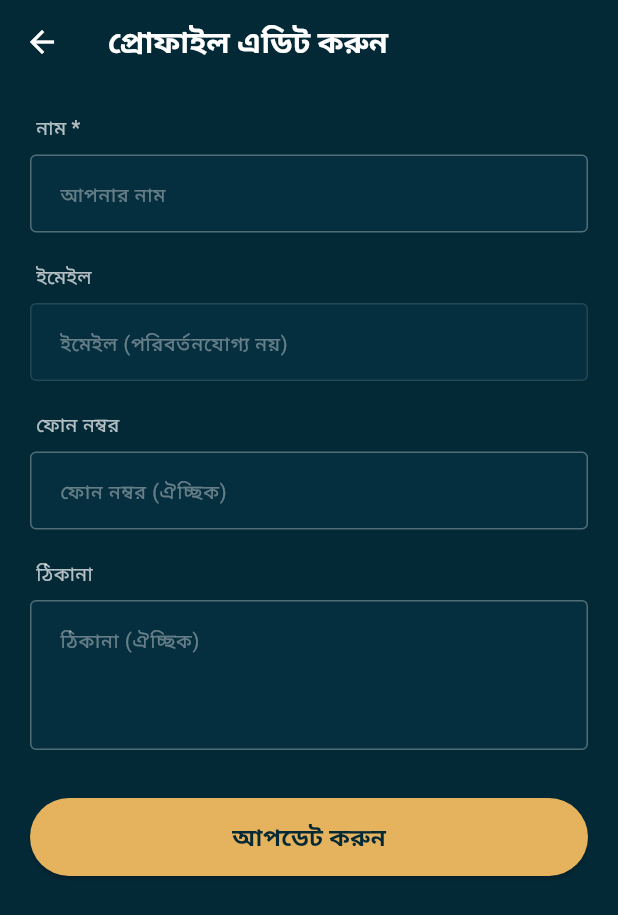
After one commit to m1mridul/junction, a Flutter app: the screen it shows once a user with an empty profile is signed in, item 4 of the bottom bar chosen, after a tap on the "edit" icon, on a phone screen of 412 x 824 dp. The commit adds this screen. Shown: the top 915 px of the screen. Run offline on Flutter 3.47's test engine with Material 3 defaults, Android fonts, the phone set to English and light mode, and no system bars; our stand-ins replace flutter_dotenv, supabase_flutter; accounts and stored records are empty.

Commit message:
home screen updating

```diff
--- /dev/null
+++ b/lib/screens/edit_profile_screen.dart
@@ -0,0 +1,174 @@
+import 'package:flutter/material.dart';
+import '../services/profile_service.dart';
+
+class EditProfileScreen extends StatefulWidget {
+  final Map<String, dynamic> profileData;
+
+  const EditProfileScreen({super.key, required this.profileData});
+
+  @override
+  State<EditProfileScreen> createState() => _EditProfileScreenState();
+}
+
+class _EditProfileScreenState extends State<EditProfileScreen> {
+  final _profileService = ProfileService();
+  final _formKey = GlobalKey<FormState>();
+
+  late TextEditingController _nameController;
+  late TextEditingController _phoneController;
+  late TextEditingController _addressController;
+
+  bool _isSaving = false;
+
+  @override
+  void initState() {
+    super.initState();
+    _nameController = TextEditingController(text: widget.profileData['full_name'] ?? '');
+    _phoneController = TextEditingController(text: widget.profileData['phone'] ?? '');
+    _addressController = TextEditingController(text: widget.profileData['address'] ?? '');
+  }
+
+  @override
+  void dispose() {
+    _nameController.dispose();
+    _phoneController.dispose();
+    _addressController.dispose();
+    super.dispose();
+  }
+
+  Future<void> _updateProfile() async {
+    if (!_formKey.currentState!.validate()) return;
+
+    setState(() => _isSaving = true);
+
+    try {
+      await _profileService.updateProfile(
+        fullName: _nameController.text.trim(),
+        phone: _phoneController.text.trim(),
+        address: _addressController.text.trim(),
+      );
+
+      if (mounted) {
+        ScaffoldMessenger.of(context).showSnackBar(
+          const SnackBar(content: Text('প্রোফাইল সফলভাবে আপডেট হয়েছে')),
+        );
+        Navigator.pop(context, true);
+      }
+    } catch (e) {
+      if (mounted) {
+        ScaffoldMessenger.of(context).showSnackBar(
+          SnackBar(content: Text('আপডেট ব্যর্থ: $e')),
+        );
+      }
+    } finally {
+      if (mounted) setState(() => _isSaving = false);
+    }
+  }
+
+  @override
+  Widget build(BuildContext context) {
+    return Scaffold(
+      appBar: AppBar(
+        title: const Text('প্রোফাইল এডিট করুন'),
+      ),
+      body: Form(
+        key: _formKey,
+        child: SingleChildScrollView(
+          padding: const EdgeInsets.all(20),
+          child: Column(
+            crossAxisAlignment: CrossAxisAlignment.stretch,
+            children: [
+              // নাম
+              _buildSectionLabel('নাম *'),
+              TextFormField(
+                controller: _nameController,
+                style: const TextStyle(color: Colors.white),
+                decoration: _inputDecoration('আপনার নাম'),
+                validator: (val) => val == null || val.trim().isEmpty
+                    ? 'আপনার নাম লিখুন'
+                    : null,
+              ),
+              const SizedBox(height: 20),
+
+              // ইমেইল (রিড-অনলি, কারণ ইমেইল পরিবর্তন করা যায় না)
+              _buildSectionLabel('ইমেইল'),
+              TextFormField(
+                initialValue: widget.profileData['email'] ?? '',
+                enabled: false,
+                style: const TextStyle(color: Colors.white54),
+                decoration: _inputDecoration('ইমেইল (পরিবর্তনযোগ্য নয়)'),
+              ),
+              const SizedBox(height: 20),
+
+              // ফোন
+              _buildSectionLabel('ফোন নম্বর'),
+              TextFormField(
+                controller: _phoneController,
+                keyboardType: TextInputType.phone,
+                style: const TextStyle(color: Colors.white),
+                decoration: _inputDecoration('ফোন নম্বর (ঐচ্ছিক)'),
+              ),
+              const SizedBox(height: 20),
+
+              // ঠিকানা
+              _buildSectionLabel('ঠিকানা'),
+              TextFormField(
+                controller: _addressController,
+                maxLines: 3,
+                style: const TextStyle(color: Colors.white),
+                decoration: _inputDecoration('ঠিকানা (ঐচ্ছিক)'),
+              ),
+              const SizedBox(height: 32),
+
+              // আপডেট বাটন
+              SizedBox(
+                height: 52,
+                child: ElevatedButton(
+                  style: ElevatedButton.styleFrom(
+                    backgroundColor: const Color(0xFFE5B25D),
+                    foregroundColor: const Color(0xFF032836),
+                    shape: RoundedRectangleBorder(
+                      borderRadius: BorderRadius.circular(26),
+                    ),
+                  ),
+                  onPressed: _isSaving ? null : _updateProfile,
+                  child: _isSaving
+                      ? const SizedBox(
+                          height: 22, width: 22,
+                          child: CircularProgressIndicator(strokeWidth: 2, color: Color(0xFF032836)),
+                        )
+                      : const Text(
+                          'আপডেট করুন',
+                          style: TextStyle(fontWeight: FontWeight.bold, fontSize: 16),
+                        ),
+                ),
+              ),
+            ],
+          ),
+        ),
+      ),
+    );
+  }
+
+  Widget _buildSectionLabel(String label) {
+    return Padding(
+      padding: const EdgeInsets.only(bottom: 8, left: 4),
+      child: Text(
+        label,
+        style: const TextStyle(color: Colors.white70, fontSize: 13, fontWeight: FontWeight.w500),
+      ),
+    );
+  }
+
+  InputDecoration _inputDecoration(String hint) {
+    return InputDecoration(
+      hintText: hint,
+      hintStyle: const TextStyle(color: Colors.white38, fontSize: 13),
+      enabledBorder: const OutlineInputBorder(borderSide: BorderSide(color: Colors.white30)),
+      focusedBorder: const OutlineInputBorder(borderSide: BorderSide(color: Color(0xFFE5B25D))),
+      disabledBorder: const OutlineInputBorder(borderSide: BorderSide(color: Colors.white12)),
+      errorBorder: const OutlineInputBorder(borderSide: BorderSide(color: Colors.redAccent)),
+      focusedErrorBorder: const OutlineInputBorder(borderSide: BorderSide(color: Colors.redAccent)),
+    );
+  }
+}
--- a/lib/screens/home_screen.dart
+++ b/lib/screens/home_screen.dart
@@ -33,7 +33,7 @@ class _HomeScreenState extends State<HomeScreen> {
   }
 
   Future<void> _fetchStats() async {
-    if (!mounted) return; // ✅ প্রথমে চেক
+    if (!mounted) return;
     setState(() => _isLoading = true);
     try {
       final userId = _supabase.auth.currentUser?.id;
@@ -78,7 +78,6 @@ class _HomeScreenState extends State<HomeScreen> {
             .eq('status', 'Appealed');
 
         if (mounted) {
-          // ✅ await এর পরে চেক
           setState(() {
             _clientCount = (clientsResp as List).length;
             _activeCases = (activeResp as List).length;
@@ -100,10 +99,7 @@ class _HomeScreenState extends State<HomeScreen> {
     } catch (e) {
       debugPrint("Error fetching dashboard stats: $e");
     } finally {
-      if (mounted) {
-        // ✅ finally-তেও চেক
-        setState(() => _isLoading = false);
-      }
+      if (mounted) setState(() => _isLoading = false);
     }
   }
 
@@ -120,7 +116,6 @@ class _HomeScreenState extends State<HomeScreen> {
             .limit(3);
 
         if (mounted) {
-          // ✅ await এর পরে চেক
           setState(() {
             _recentCases = List<Map<String, dynamic>>.from(resp);
           });
@@ -229,14 +224,6 @@ class _HomeScreenState extends State<HomeScreen> {
     return Scaffold(
       appBar: AppBar(
         title: const Text('Law Junction'),
-        actions: [
-          IconButton(
-            icon: const Icon(Icons.logout, color: Color(0xFFE5B25D)),
-            onPressed: () async {
-              await _supabase.auth.signOut();
-            },
-          ),
-        ],
       ),
       body: _isLoading
           ? const Center(
@@ -351,6 +338,45 @@ class _HomeScreenState extends State<HomeScreen> {
     );
   }
 
+  Widget _buildStatCard({
+    required String title,
+    required String count,
+    required IconData icon,
+    required Color color,
+  }) {
+    return Container(
+      padding: const EdgeInsets.all(16),
+      decoration: BoxDecoration(
+        color: const Color(0xFF0F2C3E),
+        borderRadius: BorderRadius.circular(16),
+        border: Border.all(color: Colors.white12),
+      ),
+      child: Column(
+        crossAxisAlignment: CrossAxisAlignment.start,
+        children: [
+          CircleAvatar(
+            backgroundColor: color.withValues(alpha: 0.2),
+            child: Icon(icon, color: color),
+          ),
+          const SizedBox(height: 12),
+          Text(
+            count,
+            style: const TextStyle(
+              fontSize: 26,
+              fontWeight: FontWeight.bold,
+              color: Colors.white,
+            ),
+          ),
+          const SizedBox(height: 2),
+          Text(
+            title,
+            style: const TextStyle(color: Colors.white70, fontSize: 13),
+          ),
+        ],
+      ),
+    );
+  }
+
   Widget _buildTotalCasesCard() {
     return Container(
       padding: const EdgeInsets.all(20),
@@ -361,6 +387,14 @@ class _HomeScreenState extends State<HomeScreen> {
           color: const Color(0xFFE5B25D).withValues(alpha: 0.3),
           width: 1.5,
         ),
+        boxShadow: [
+          BoxShadow(
+            color: const Color(0xFFE5B25D).withValues(alpha: 0.15),
+            blurRadius: 12,
+            spreadRadius: 1,
+            offset: const Offset(0, 0),
+          ),
+        ],
       ),
       child: Column(
         crossAxisAlignment: CrossAxisAlignment.start,
@@ -585,49 +619,15 @@ class _HomeScreenState extends State<HomeScreen> {
     );
   }
 
-  Widget _buildStatCard({
-    required String title,
-    required String count,
-    required IconData icon,
-    required Color color,
-  }) {
-    return Container(
-      padding: const EdgeInsets.all(16),
-      decoration: BoxDecoration(
-        color: const Color(0xFF0F2C3E),
-        borderRadius: BorderRadius.circular(16),
-        border: Border.all(color: Colors.white12),
-      ),
-      child: Column(
-        crossAxisAlignment: CrossAxisAlignment.start,
-        children: [
-          CircleAvatar(
-            backgroundColor: color.withValues(alpha: 0.2),
-            child: Icon(icon, color: color),
-          ),
-          const SizedBox(height: 12),
-          Text(count,
-              style: const TextStyle(
-                  fontSize: 26,
-                  fontWeight: FontWeight.bold,
-                  color: Colors.white)),
-          const SizedBox(height: 2),
-          Text(title,
-              style: const TextStyle(color: Colors.white70, fontSize: 13)),
-        ],
-      ),
-    );
-  }
-
   Widget _buildRecentCases() {
     if (_recentCases.isEmpty) {
       return Column(
         crossAxisAlignment: CrossAxisAlignment.start,
         children: [
-          const Row(
+          Row(
             mainAxisAlignment: MainAxisAlignment.spaceBetween,
             children: [
-              Text(
+              const Text(
                 'সাম্প্রতিক মামলা',
                 style: TextStyle(
                   fontSize: 18,
--- a/lib/screens/profile_screen.dart
+++ b/lib/screens/profile_screen.dart
@@ -1,5 +1,6 @@
 import 'package:flutter/material.dart';
 import 'package:supabase_flutter/supabase_flutter.dart';
+import 'edit_profile_screen.dart';
 
 class ProfileScreen extends StatefulWidget {
   const ProfileScreen({super.key});
@@ -67,6 +68,30 @@ class _ProfileScreenState extends State<ProfileScreen> {
     return Scaffold(
       appBar: AppBar(
         title: const Text('প্রোফাইল'),
+        actions: [
+          IconButton(
+            icon: const Icon(Icons.edit, color: Color(0xFFE5B25D)),
+            onPressed: () async {
+              // ✅ এডিট স্ক্রিনে নেভিগেট
+              final result = await Navigator.push(
+                context,
+                MaterialPageRoute(
+                  builder: (_) => EditProfileScreen(
+                    profileData: {
+                      'full_name': _userName,
+                      'email': _userEmail,
+                      'phone': _userPhone,
+                      'address': _userAddress,
+                    },
+                  ),
+                ),
+              );
+              if (result == true && mounted) {
+                _fetchProfile(); // ✅ ফিরে এলে রিফ্রেশ
+              }
+            },
+          ),
+        ],
       ),
       body: _isLoading
           ? const Center(
```
Also changed, not shown: lib/screens/case_detail_screen.dart (+43 -19 lines), lib/screens/edit_case_screen.dart (+96 -29 lines), lib/services/case_service.dart (+16 -9 lines), lib/services/profile_service.dart (added, +49 -0 lines).
